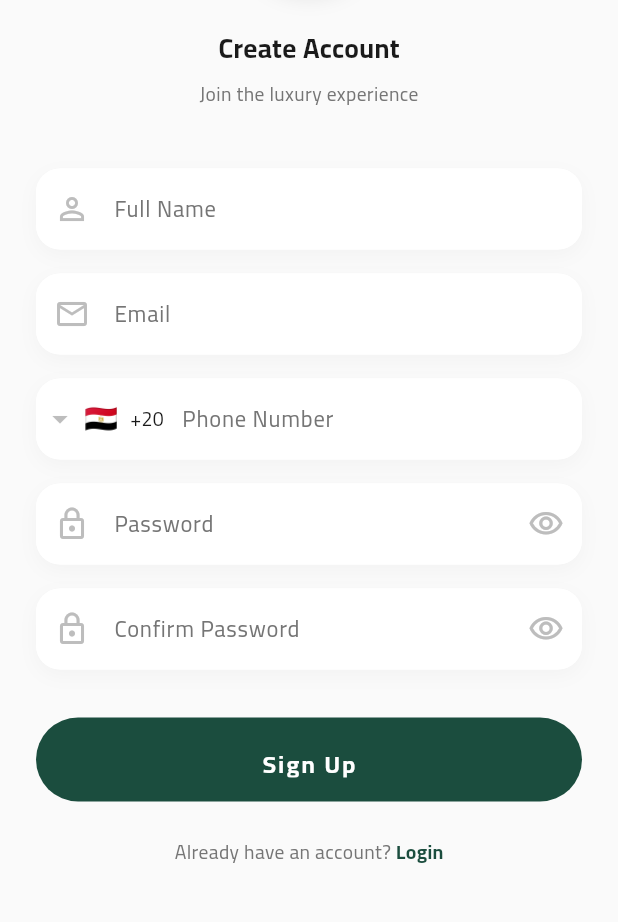
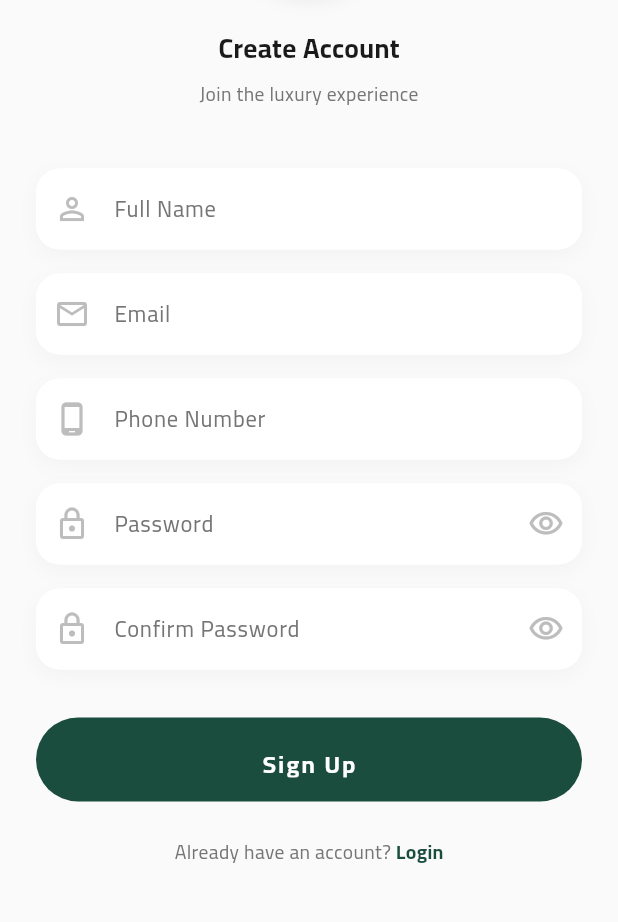
Before and after one commit to hussein34535/Hawsni, a Flutter app: the SignupScreen screen opened directly, on a phone screen of 412 x 824 dp, the part 304-1226 px from its top. Run offline on Flutter 3.47's test engine with Material 3 defaults, Android fonts, the phone set to English and light mode, and no system bars; drawn by our look-alikes of intl_phone_field; our stand-ins replace cached_network_image, equatable, firebase_analytics, firebase_core, firebase_messaging, flutter_bloc and 13 more; missing offline and left inert: meta_seo; accounts and stored records are empty; network calls fail.

Commit message:
feat(auth): remove +20 prefix requirement from signup, accept standard phone numbers

```diff
--- a/lib/features/auth/presentation/screens/signup_screen.dart
+++ b/lib/features/auth/presentation/screens/signup_screen.dart
@@ -4,7 +4,6 @@ import 'package:hwasi_app/core/themes/app_theme.dart';
 import 'package:hwasi_app/core/widgets/spinning_loader.dart';
 import 'package:hwasi_app/features/auth/presentation/screens/otp_verification_screen.dart';
 import 'package:hwasi_app/features/cart/data/services/cart_service.dart';
-import 'package:intl_phone_field/intl_phone_field.dart';
 import 'package:hwasi_app/l10n/generated/app_localizations.dart';
 import 'package:hwasi_app/features/main/presentation/screens/main_screen.dart';
 
@@ -25,7 +24,6 @@ class _SignupScreenState extends State<SignupScreen> {
   bool _isLoading = false;
   bool _obscurePassword = true;
   bool _obscureConfirmPassword = true;
-  String _completePhoneNumber = '';
 
   Future<void> _signup() async {
     final l10n = AppLocalizations.of(context)!;
@@ -40,9 +38,7 @@ class _SignupScreenState extends State<SignupScreen> {
         _nameController.text.trim(),
         _emailController.text.trim(),
         _passwordController.text,
-        _completePhoneNumber.isNotEmpty
-            ? _completePhoneNumber
-            : _phoneController.text.trim(),
+        _phoneController.text.trim(),
       );
 
       if (result != null) {
@@ -52,9 +48,7 @@ class _SignupScreenState extends State<SignupScreen> {
               MaterialPageRoute(
                 builder: (context) => OtpVerificationScreen(
                   email: _emailController.text.trim(),
-                  phone: _completePhoneNumber.isNotEmpty
-                      ? _completePhoneNumber
-                      : _phoneController.text.trim(),
+                  phone: _phoneController.text.trim(),
                 ),
               ),
             );
@@ -194,57 +188,17 @@ class _SignupScreenState extends State<SignupScreen> {
                   },
                 ),
                 const SizedBox(height: 16),
-                Container(
-                  decoration: BoxDecoration(
-                    color: Colors.white,
-                    borderRadius: BorderRadius.circular(16),
-                    boxShadow: [
-                      BoxShadow(
-                        color: Colors.black.withValues(alpha: 0.03),
-                        blurRadius: 10,
-                        offset: const Offset(0, 4),
-                      ),
-                    ],
-                  ),
-                  child: IntlPhoneField(
-                    controller: _phoneController,
-                    decoration: InputDecoration(
-                      labelText: l10n.phone,
-                      labelStyle:
-                          const TextStyle(color: AppTheme.textSecondary),
-                      border: OutlineInputBorder(
-                        borderRadius: BorderRadius.circular(16),
-                        borderSide: BorderSide.none,
-                      ),
-                      enabledBorder: OutlineInputBorder(
-                        borderRadius: BorderRadius.circular(16),
-                        borderSide: BorderSide.none,
-                      ),
-                      focusedBorder: OutlineInputBorder(
-                        borderRadius: BorderRadius.circular(16),
-                        borderSide: const BorderSide(
-                            color: AppTheme.primaryColor, width: 1),
-                      ),
-                      contentPadding: const EdgeInsets.symmetric(
-                          horizontal: 20, vertical: 16),
-                      errorStyle: const TextStyle(color: AppTheme.errorColor),
-                      counterText: '',
-                    ),
-                    style: const TextStyle(color: AppTheme.textPrimary),
-                    dropdownTextStyle:
-                        const TextStyle(color: AppTheme.textPrimary),
-                    dropdownIcon: const Icon(Icons.arrow_drop_down,
-                        color: AppTheme.textTertiary),
-                    initialCountryCode: 'EG', // Default to Egypt
-                    invalidNumberMessage:
-                        'رقم الهاتف غير صحيح، يرجى التأكد منه',
-                    onChanged: (phone) {
-                      _completePhoneNumber = phone.completeNumber;
-                    },
-                    onCountryChanged: (country) {
-                      // Handle country change
-                    },
-                  ),
+                _buildTextField(
+                  controller: _phoneController,
+                  label: l10n.phone,
+                  icon: Icons.phone_android_outlined,
+                  keyboardType: TextInputType.phone,
+                  validator: (value) {
+                    if (value == null || value.isEmpty) {
+                      return l10n.requiredField;
+                    }
+                    return null;
+                  },
                 ),
                 const SizedBox(height: 16),
                 _buildTextField(
```
